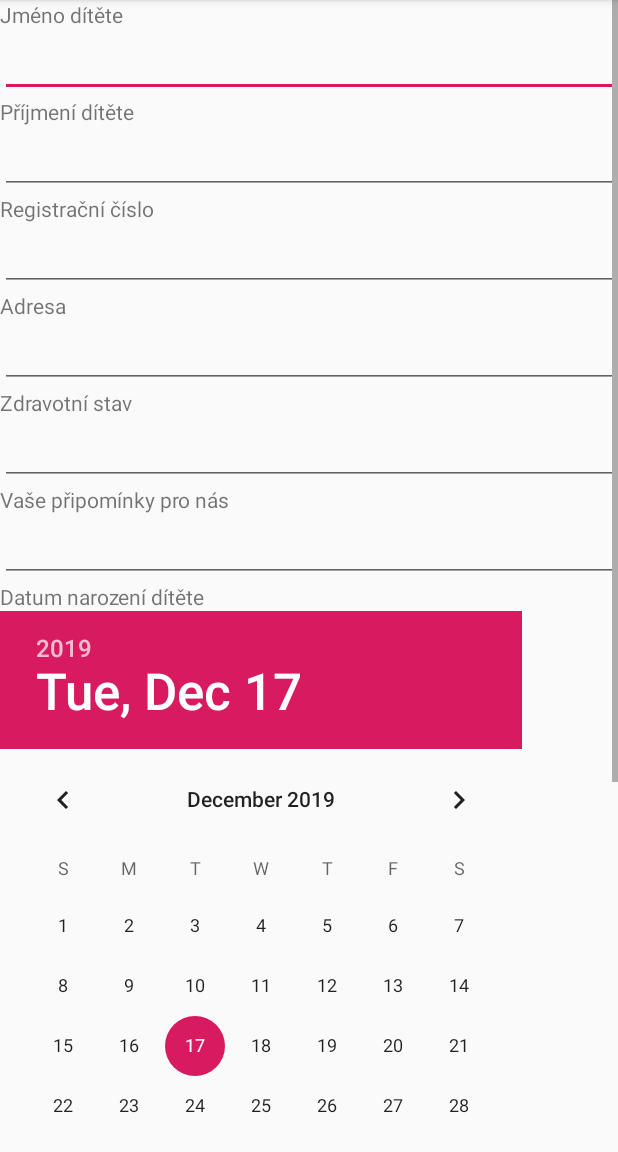
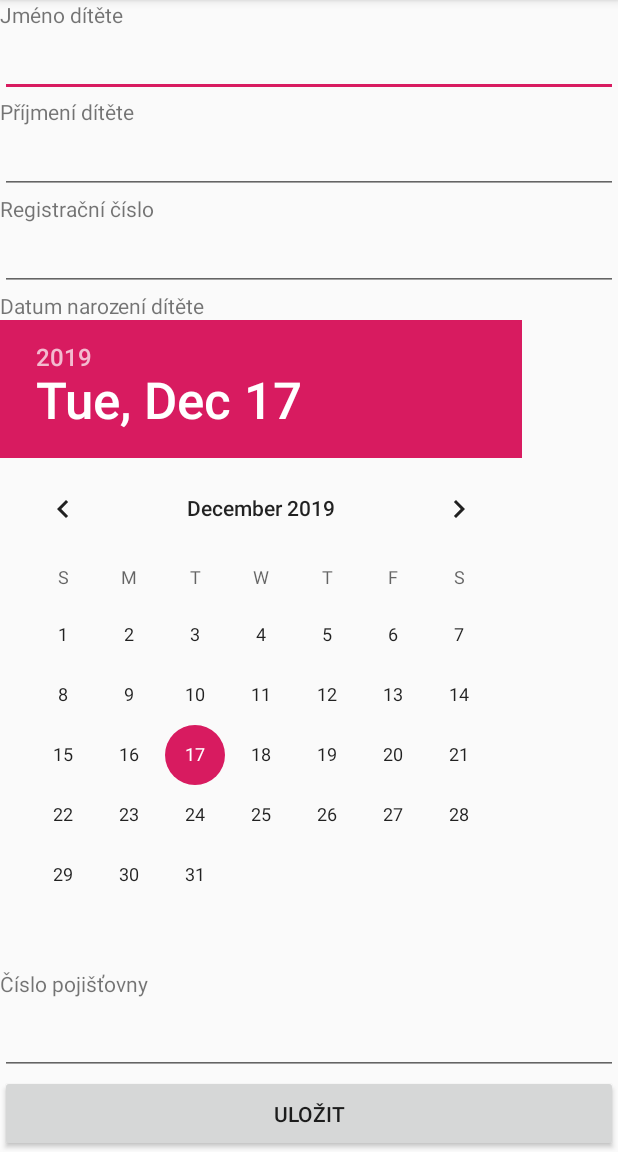
Before and after one commit to DannyJPN/TAMZII-project, an Android app: the RegisterActivity screen opened directly, with no data from a screen before it, on a phone screen of 412 x 824 dp, the part 84-1236 px from its top. Run offline under Robolectric (Android 15) with nearby library versions, the phone set to English and light mode, and no system bars.

Commit message:
Working on business logic and saving app/build/intermediates/bundle_manifest/debug/processDebugManifest/bundle-manifest/AndroidManifest.xml app/build/intermediates/manifest_merge_blame_file/debug/manifest-merger-blame-debug-report.txt app/build/intermediates/manifest_merge_blame_file/debugAndroidTest/manifest-merger-blame-debug-androidTest-report.txt

```diff
--- a/app/src/main/AndroidManifest.xml
+++ b/app/src/main/AndroidManifest.xml
@@ -9,9 +9,10 @@
         android:roundIcon="@mipmap/ic_launcher_round"
         android:supportsRtl="true"
         android:theme="@style/AppTheme">
-        <activity android:name=".ChildListActivity"></activity>
+        <activity android:name=".PhotoActivity"></activity>
+        <activity android:name=".RegisterActivity" />
+        <activity android:name=".ChildListActivity" />
         <activity android:name=".RegisterToGroupActivity" />
-        <activity android:name=".RegisterActivity" />
         <activity android:name=".MainActivity">
             <intent-filter>
                 <action android:name="android.intent.action.MAIN" />
--- a/app/src/main/java/com/example/registerprojectmobile/RegisterActivity.java
+++ b/app/src/main/java/com/example/registerprojectmobile/RegisterActivity.java
@@ -2,35 +2,62 @@ package com.example.registerprojectmobile;
 
 import androidx.appcompat.app.AppCompatActivity;
 
+import android.app.Activity;
+import android.content.Intent;
+import android.database.sqlite.SQLiteDatabase;
+import android.database.sqlite.SQLiteOpenHelper;
 import android.os.Bundle;
 import android.text.InputType;
-import android.widget.CheckBox;
+import android.view.View;
+import android.widget.Button;
 import android.widget.DatePicker;
 import android.widget.EditText;
 
+import java.util.Date;
+
 public class RegisterActivity extends AppCompatActivity {
+
 
     @Override
     protected void onCreate(Bundle savedInstanceState) {
         super.onCreate(savedInstanceState);
         setContentView(R.layout.activity_register);
 
-        EditText tb_childname = (EditText) findViewById(R.id.tb_childname);
-        EditText tb_childsurname = (EditText) findViewById(R.id.tb_childsurname);
-        EditText tb_regnum = (EditText) findViewById(R.id.tb_regnum);
-        EditText tb_address = (EditText) findViewById(R.id.tb_address);
-        EditText tb_healthstate = (EditText) findViewById(R.id.tb_healthstate);
-        EditText tb_comments = (EditText) findViewById(R.id.tb_comments);
-        DatePicker dp_birthdate = (DatePicker) findViewById(R.id.dp_birthdate);
-        EditText tb_childemail = (EditText) findViewById(R.id.tb_childemail);
-        EditText tb_childphone = (EditText) findViewById(R.id.tb_childphone);
-        EditText tb_insurcompany = (EditText) findViewById(R.id.tb_insurcompany);
-        CheckBox chb_leavingalone = (CheckBox) findViewById(R.id.chb_leavingalone);
 
+
+        final EditText tb_childname = (EditText) findViewById(R.id.tb_childname);
+        final EditText tb_childsurname = (EditText) findViewById(R.id.tb_childsurname);
+        final EditText tb_regnum = (EditText) findViewById(R.id.tb_regnum);
+        final DatePicker dp_birthdate = (DatePicker) findViewById(R.id.dp_birthdate);
+        final EditText tb_insurcompany = (EditText) findViewById(R.id.tb_insurcompany);
+        Button b_save = (Button) findViewById(R.id.btn_save);
+        b_save.setOnClickListener(new View.OnClickListener() {
+            @Override
+            public void onClick(View v) {
+                Date date = (Date) new Date
+                        (dp_birthdate.getYear(), dp_birthdate.getMonth(), dp_birthdate.getDayOfMonth());
+                Date BirthDate =date;
+                Integer InsuranceNumber=Integer.getInteger(tb_insurcompany.getText().toString());
+
+                String Name=tb_childname.getText().toString();
+                String Surname=tb_childsurname.getText().toString();
+                Integer RegNum=Integer.getInteger(tb_regnum.getText().toString());
+
+                Intent photoact = new Intent(getApplicationContext(), PhotoActivity.class);
+                photoact.putExtra("Name",Name);
+                photoact.putExtra("Surname",Surname);
+                photoact.putExtra("BirthDate",BirthDate);
+                photoact.putExtra("RegNum",RegNum);
+                photoact.putExtra("InsuranceNumber",InsuranceNumber);
+                photoact.putExtra("OriginActivity","Register");
+
+                startActivity(photoact);
+            }
+        });
         tb_regnum.setInputType(InputType.TYPE_CLASS_NUMBER);
         tb_insurcompany.setInputType(InputType.TYPE_CLASS_NUMBER);
-        tb_childphone.setInputType(InputType.TYPE_CLASS_NUMBER);
+
+    }
 
 
-    }
 }
--- a/app/src/main/res/layout/activity_register.xml
+++ b/app/src/main/res/layout/activity_register.xml
@@ -1,43 +1,82 @@
 <?xml version="1.0" encoding="utf-8"?>
-<ScrollView xmlns:android="http://schemas.android.com/apk/res/android"
+<LinearLayout xmlns:android="http://schemas.android.com/apk/res/android"
     xmlns:app="http://schemas.android.com/apk/res-auto"
     xmlns:tools="http://schemas.android.com/tools"
     android:layout_width="match_parent"
     android:layout_height="match_parent"
-    tools:context=".RegisterActivity">
+    tools:context=".RegisterActivity"
+    android:orientation="vertical">
 
 
+    <TextView
+        android:id="@+id/tv_childname"
+        android:layout_width="match_parent"
+        android:layout_height="wrap_content"
+        android:text="@string/tv_childname" />
 
-        <LinearLayout
-            android:layout_width="match_parent"
-            android:layout_height="wrap_content"
-            android:orientation="vertical" >
+    <EditText
+        android:id="@+id/tb_childname"
+        android:layout_width="match_parent"
+        android:layout_height="wrap_content"
+        android:ems="10"
+        android:inputType="textPersonName"
+         />
 
-            <TextView android:id="@+id/tv_childname"           android:layout_width="match_parent"        android:layout_height="wrap_content"        android:layout_weight="1"        android:text="@string/tv_childname"                        />
-            <EditText android:id="@+id/tb_childname"           android:layout_width="match_parent"        android:layout_height="wrap_content"        android:layout_weight="1"                                />
-            <TextView android:id="@+id/tv_childsurname"           android:layout_width="match_parent"        android:layout_height="wrap_content"        android:layout_weight="1"        android:text="@string/tv_childsurname"                      />
-            <EditText android:id="@+id/tb_childsurname"           android:layout_width="match_parent"        android:layout_height="wrap_content"        android:layout_weight="1"                     />
-            <TextView android:id="@+id/tv_regnum"           android:layout_width="match_parent"        android:layout_height="wrap_content"        android:layout_weight="1"        android:text="@string/tv_regnum"                            />
-            <EditText android:id="@+id/tb_regnum"           android:layout_width="match_parent"        android:layout_height="wrap_content"        android:layout_weight="1"                        />
-            <TextView android:id="@+id/tv_address"           android:layout_width="match_parent"        android:layout_height="wrap_content"        android:layout_weight="1"        android:text="@string/tv_address"                             />
-            <EditText android:id="@+id/tb_address"           android:layout_width="match_parent"        android:layout_height="wrap_content"        android:layout_weight="1"                         />
-            <TextView android:id="@+id/tv_healthstate"           android:layout_width="match_parent"        android:layout_height="wrap_content"        android:layout_weight="1"        android:text="@string/tv_healthstate"                        />
-            <EditText android:id="@+id/tb_healthstate"           android:layout_width="match_parent"        android:layout_height="wrap_content"        android:layout_weight="1"                       />
-            <TextView android:id="@+id/tv_comments"           android:layout_width="match_parent"        android:layout_height="wrap_content"        android:layout_weight="1"        android:text="@string/tv_comments"                           />
-            <EditText android:id="@+id/tb_comments"           android:layout_width="match_parent"        android:layout_height="wrap_content"        android:layout_weight="1"                          />
-            <TextView android:id="@+id/tv_birthdate"           android:layout_width="match_parent"        android:layout_height="wrap_content"        android:layout_weight="1"        android:text="@string/tv_birthdate"                         />
-            <DatePicker android:id="@+id/dp_birthdate"           android:layout_width="match_parent"        android:layout_height="wrap_content"        android:layout_weight="1"                      />
-            <TextView android:id="@+id/tv_childemail"           android:layout_width="match_parent"        android:layout_height="wrap_content"        android:layout_weight="1"        android:text="@string/tv_childemail"                         />
-            <EditText android:id="@+id/tb_childemail"           android:layout_width="match_parent"        android:layout_height="wrap_content"        android:layout_weight="1"                        />
-            <TextView android:id="@+id/tv_childphone"           android:layout_width="match_parent"        android:layout_height="wrap_content"        android:layout_weight="1"        android:text="@string/tv_childphone"                         />
-            <EditText android:id="@+id/tb_childphone"           android:layout_width="match_parent"        android:layout_height="wrap_content"        android:layout_weight="1"                        />
-            <TextView android:id="@+id/tv_insurcompany"           android:layout_width="match_parent"        android:layout_height="wrap_content"        android:layout_weight="1"        android:text="@string/tv_insurcompany"                       />
-            <EditText android:id="@+id/tb_insurcompany"           android:layout_width="match_parent"        android:layout_height="wrap_content"        android:layout_weight="1"                         />
-            <TextView android:id="@+id/tv_leavingalone"           android:layout_width="match_parent"        android:layout_height="wrap_content"        android:layout_weight="1"        android:text="@string/tv_leavingalone"                       />
-            <CheckBox android:id="@+id/chb_leavingalone"           android:layout_width="match_parent"        android:layout_height="wrap_content"        android:layout_weight="1"                     />
-            <Button android:id="@+id/btn_save"           android:layout_width="match_parent"        android:layout_height="wrap_content"        android:layout_weight="1"                     android:text="@string/b_savetext"/>
+    <TextView
+        android:id="@+id/tv_childsurname"
+        android:layout_width="match_parent"
+        android:layout_height="wrap_content"
+        android:text="@string/tv_childsurname" />
 
+    <EditText
+        android:id="@+id/tb_childsurname"
+        android:layout_width="match_parent"
+        android:layout_height="wrap_content"
+        android:ems="10"
+        android:inputType="textPersonName"
+         />
 
-        </LinearLayout>
+    <TextView
+        android:id="@+id/tv_regnum"
+        android:layout_width="match_parent"
+        android:layout_height="wrap_content"
+        android:text="@string/tv_regnum" />
 
-</ScrollView>
+    <EditText
+        android:id="@+id/tb_regnum"
+        android:layout_width="match_parent"
+        android:layout_height="wrap_content"
+        android:ems="10"
+        android:inputType="number"
+         />
+
+    <TextView
+        android:id="@+id/tv_birthdate"
+        android:layout_width="match_parent"
+        android:layout_height="wrap_content"
+        android:text="@string/tv_birthdate" />
+
+    <DatePicker android:id="@+id/dp_birthdate"
+        android:layout_width="match_parent"
+        android:layout_height="wrap_content"
+        android:layout_weight="1" />
+
+    <TextView android:id="@+id/tv_insurcompany"
+        android:layout_width="match_parent"
+        android:layout_height="wrap_content"
+        android:layout_weight="1"
+        android:text="@string/tv_insurcompany" />
+
+    <EditText android:id="@+id/tb_insurcompany"
+        android:layout_width="match_parent"
+        android:layout_height="wrap_content"
+        android:layout_weight="1"
+        android:inputType="number"/>
+
+    <Button android:id="@+id/btn_save"
+        android:layout_width="match_parent"
+        android:layout_height="wrap_content"
+        android:layout_weight="1"
+        android:text="@string/b_savetext"/>
+
+</LinearLayout>
--- a/app/src/main/res/values/strings.xml
+++ b/app/src/main/res/values/strings.xml
@@ -1,6 +1,6 @@
 <resources>
     <string name="app_name">RegisterProjectMobile</string>
-    <string name="regbuttontext">Registrovat nové dídtě</string>
+    <string name="regbuttontext">Registrovat nové dítě</string>
     <string name="addbuttontext">Zápis do kroužků</string>
     <string name="searchbuttontext">Vyhledat děti</string>
     <string name="tv_childname">Jméno dítěte</string>
```
Also changed, not shown: app/src/main/java/com/example/registerprojectmobile/Child.java (+11 -19 lines), app/src/main/java/com/example/registerprojectmobile/PhotoActivity.java (added, +20 -0 lines), app/src/main/java/com/example/registerprojectmobile/SQLmanager.java (+14 -18 lines), app/src/main/java/com/example/registerprojectmobile/SQLmanagerContract.java (+2 -6 lines), app/src/main/res/layout/activity_photo.xml (added, +9 -0 lines), 7 other files.
